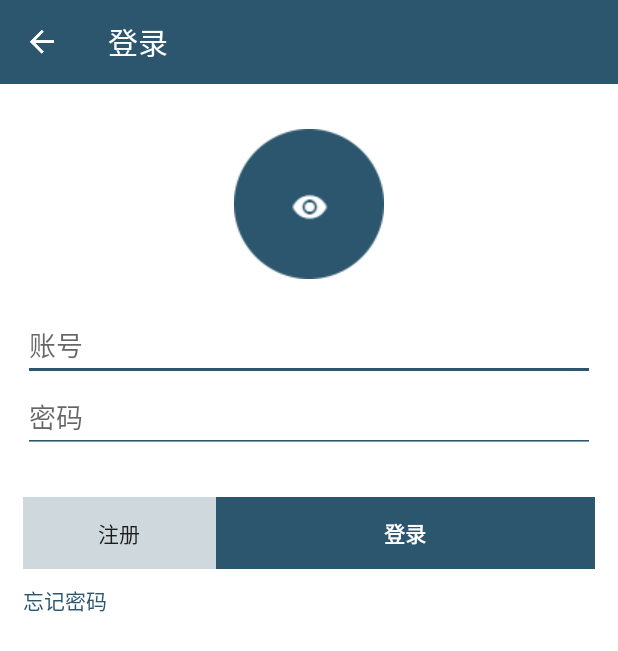
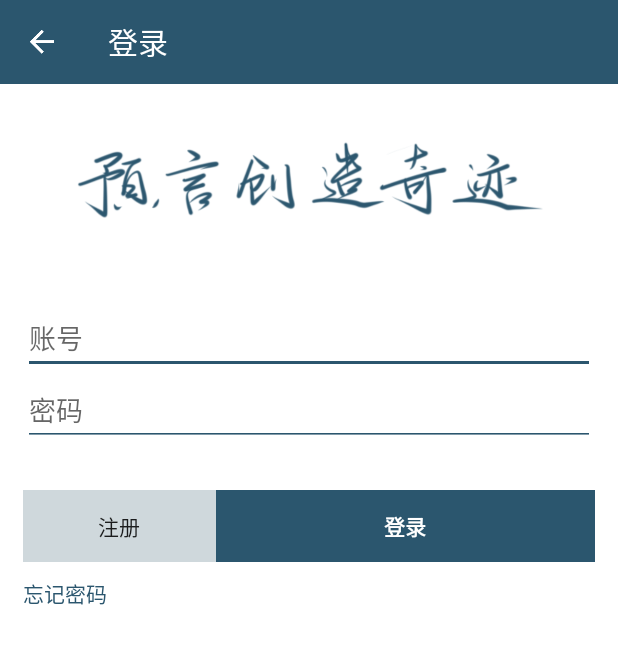
Before and after one commit to zhudibryant/MyApplication, an Android app: the screen it shows after launch (LoginActivity), on a phone screen of 412 x 824 dp. Shown: the top 651 px of the screen. Run offline under Robolectric (Android 15) with nearby library versions, the light colour scheme and no system bars.

Commit message:
2018年1月13日11:21:57 资金模块暂留，等待商讨。登录页面logo已换为tagline

```diff
--- a/app/src/main/res/layout/activity_login.xml
+++ b/app/src/main/res/layout/activity_login.xml
@@ -12,13 +12,15 @@
 
     <ImageView
         android:id="@+id/imageView"
-        android:layout_width="wrap_content"
-        android:layout_height="wrap_content"
-        android:layout_gravity="center_horizontal"
-        android:layout_marginBottom="20dp"
-        android:layout_marginTop="30dp"
-        android:scaleType="center"
-        android:src="@drawable/logo" />
+        android:layout_width="match_parent"
+        android:layout_height="100dp"
+        android:gravity="center"
+        android:layout_marginBottom="30dp"
+        android:layout_marginLeft="15dp"
+        android:layout_marginRight="15dp"
+        android:layout_marginTop="15dp"
+        android:scaleType="centerInside"
+        android:src="@drawable/tagline" />
 
 
     <EditText
--- a/app/src/main/res/layout/activity_splash.xml
+++ b/app/src/main/res/layout/activity_splash.xml
@@ -9,6 +9,7 @@
     android:src="@mipmap/splash"/>
     <FrameLayout
         android:gravity="center"
+        android:layout_margin="10dp"
         android:id="@+id/img_logo"
         android:layout_width="match_parent"
         android:layout_height="68dp"
@@ -16,8 +17,8 @@
 
         <ImageView
             android:layout_width="wrap_content"
-            android:layout_height="wrap_content"
-            android:src="@mipmap/ic_launcher"
+            android:layout_height="35dp"
+            android:src="@drawable/iconfont"
             android:layout_centerVertical="true"
             android:layout_gravity="center"/>
     </FrameLayout>
```
Also changed, not shown: app/src/main/res/drawable/iconfont.png (added), app/src/main/res/drawable/logo.png (deleted), app/src/main/res/drawable/tagline.png (added), app/src/main/res/mipmap-hdpi/ic_launcher_round.png, app/src/main/res/mipmap-mdpi/ic_launcher_round.png, app/src/main/res/mipmap-xhdpi/ic_launcher_round.png, app/src/main/res/mipmap-xxhdpi/ic_launcher_round.png, app/src/main/res/mipmap-xxxhdpi/ic_launcher_round.png.
